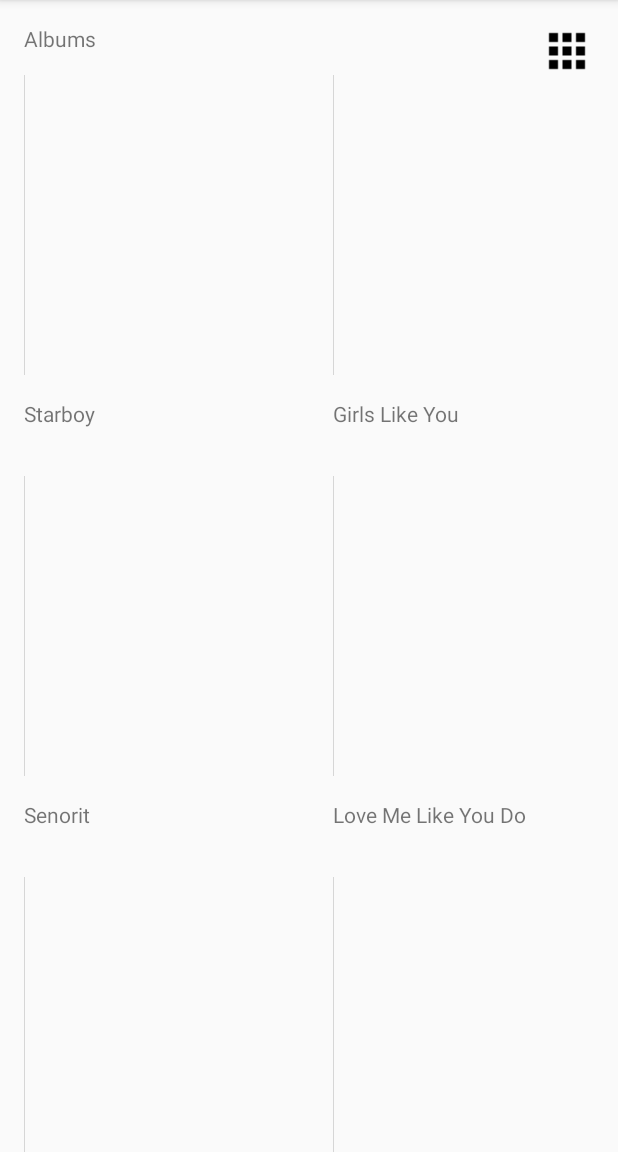
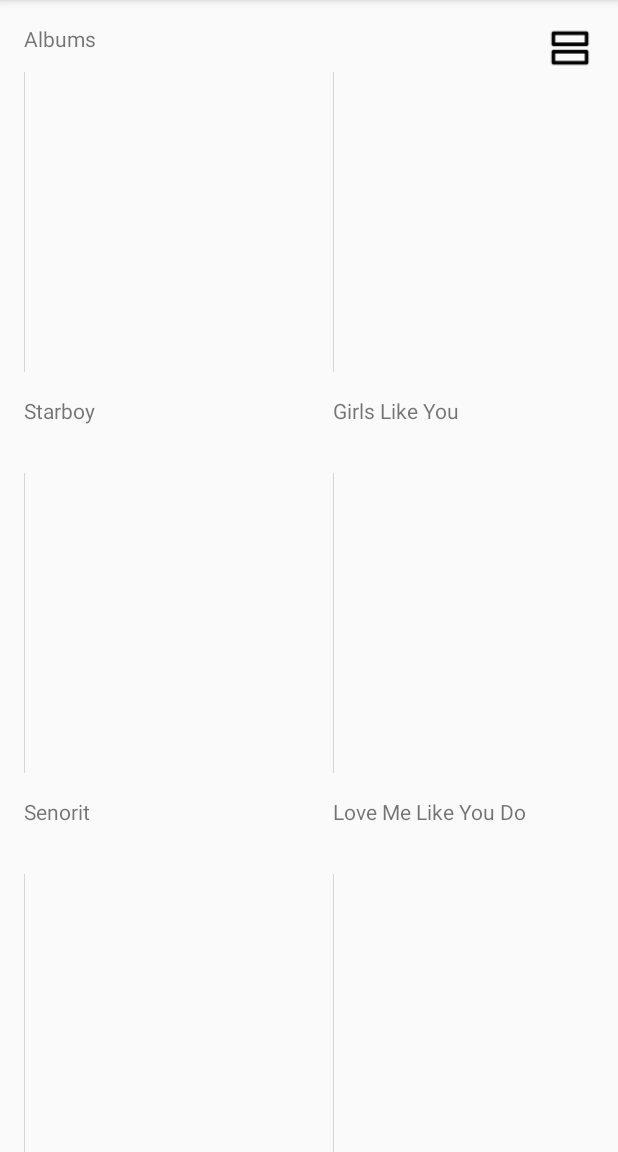
Before and after one commit to flavius-mester/doji-music-app, an Android app: the screen it shows after launch (AlbumsActivity), on a phone screen of 412 x 824 dp, the part 84-1236 px from its top. Run offline under Robolectric (Android 15) with nearby library versions, the phone set to English and light mode, and no system bars; our stand-ins replace Picasso; pictures from the network do not load.

Commit message:
Add newer assets

```diff
--- a/app/src/main/java/doji/music/AlbumsActivity.kt
+++ b/app/src/main/java/doji/music/AlbumsActivity.kt
@@ -10,6 +10,7 @@ import doji.music.domain.Album
 import doji.music.domain.AlbumRepo
 import doji.music.presentation.AlbumsViewModel
 import kotlinx.android.synthetic.main.activity_main.*
+import kotlinx.android.synthetic.main.album_item.view.*
 import kotlinx.coroutines.flow.collect
 import kotlinx.coroutines.launch
 
@@ -29,7 +30,7 @@ class AlbumsActivity : AppCompatActivity() {
     }
 
     private fun setupButtons() {
-        toggleLayout.setOnClickListener {
+        toggleButton.setOnClickListener {
             albumsViewModel.send(AlbumsViewModel.Action.ToggleLayout())
         }
     }
@@ -61,6 +62,7 @@ class AlbumsActivity : AppCompatActivity() {
     }
 
     private fun showAlbums(state: AlbumsViewModel.State.Albums) {
+        updateButtonIcon(state.layout)
         albumsAdapter.updateData(state.albums)
         albumsRV.post {
             TransitionManager.beginDelayedTransition(albumsRV)
@@ -69,4 +71,12 @@ class AlbumsActivity : AppCompatActivity() {
 
         }
     }
+
+    private fun updateButtonIcon(layout: AlbumsViewModel.Layout) {
+        val iconResource = when (layout) {
+            AlbumsViewModel.Layout.Grid -> R.drawable.view_agenda_outline
+            AlbumsViewModel.Layout.List -> R.drawable.view_grid_outline
+        }
+        toggleButton.setImageResource(iconResource)
+    }
 }
--- a/app/src/main/res/layout/activity_main.xml
+++ b/app/src/main/res/layout/activity_main.xml
@@ -16,7 +16,7 @@
 
     <androidx.recyclerview.widget.RecyclerView
         android:layout_marginTop="@dimen/common_spacing"
-        app:layout_constraintTop_toBottomOf="@id/toggleLayout"
+        app:layout_constraintTop_toBottomOf="@id/toggleButton"
         app:layout_constraintBottom_toBottomOf="parent"
         app:layout_constraintLeft_toLeftOf="parent"
         app:layout_constraintRight_toRightOf="parent"
@@ -28,12 +28,12 @@
     <ImageView
         android:clickable="true"
         android:focusable="true"
-        android:id="@+id/toggleLayout"
+        android:id="@+id/toggleButton"
         app:layout_constraintTop_toTopOf="parent"
         app:layout_constraintRight_toRightOf="parent"
         android:layout_margin="@dimen/common_spacing"
-        android:layout_width="wrap_content"
-        android:layout_height="wrap_content"
-        android:src="@drawable/menu" />
+        android:layout_width="32dp"
+        android:layout_height="32dp"
+        android:src="@drawable/view_grid_outline" />
 
 </androidx.constraintlayout.widget.ConstraintLayout>
```
Also changed, not shown: app/src/main/res/drawable/menu.png (deleted), app/src/main/res/drawable/music_record.png (added), app/src/main/res/drawable/view_agenda_outline.png (added), app/src/main/res/drawable/view_grid_outline.png (added).
